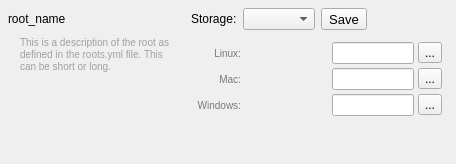
Before: the Qt Designer form resources/storage_map_widget.ui in shotgunsoftware/tk-framework-adminui, drawn with Qt 5.
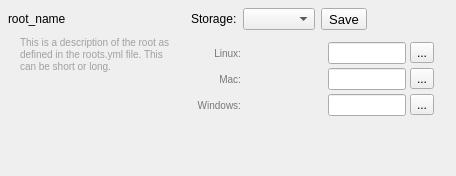
After: the same form once the commit is applied. Icons and pictures are not drawn.

Commit message: #46601 WIP: bug fixes, style tweaks, etc

The edit to the form file:
```diff
--- a/resources/storage_map_widget.ui
+++ b/resources/storage_map_widget.ui
@@ -7,7 +7,7 @@
     <x>0</x>
     <y>0</y>
     <width>456</width>
-    <height>164</height>
+    <height>176</height>
    </rect>
   </property>
   <property name="windowTitle">
@@ -16,7 +16,7 @@
   <property name="autoFillBackground">
    <bool>true</bool>
   </property>
-  <layout class="QGridLayout" name="gridLayout_2" rowstretch="1,0,0,0" columnstretch="2,3">
+  <layout class="QGridLayout" name="gridLayout_2" rowstretch="1,0,0,0,0" columnstretch="2,3">
    <property name="horizontalSpacing">
     <number>12</number>
    </property>
@@ -66,23 +66,6 @@
      </item>
     </layout>
    </item>
-   <item row="2" column="0" colspan="2">
-    <widget class="QLabel" name="storage_info">
-     <property name="styleSheet">
-      <string notr="true">font-size: 10px;
-color: rgb(252, 98, 70);</string>
-     </property>
-     <property name="text">
-      <string/>
-     </property>
-     <property name="alignment">
-      <set>Qt::AlignRight|Qt::AlignTrailing|Qt::AlignVCenter</set>
-     </property>
-     <property name="wordWrap">
-      <bool>true</bool>
-     </property>
-    </widget>
-   </item>
    <item row="0" column="1">
     <layout class="QHBoxLayout" name="storage_layout" stretch="1,1,1,100">
      <property name="spacing">
@@ -148,27 +131,13 @@
      </property>
      <item>
       <widget class="QFrame" name="path_frame">
-       <layout class="QGridLayout" name="gridLayout_3">
+       <layout class="QGridLayout" name="gridLayout_3" columnstretch="1,100,1,0,0">
         <property name="margin">
          <number>6</number>
         </property>
         <property name="spacing">
          <number>4</number>
         </property>
-        <item row="2" column="2">
-         <widget class="QToolButton" name="windows_path_browse">
-          <property name="focusPolicy">
-           <enum>Qt::NoFocus</enum>
-          </property>
-          <property name="text">
-           <string>...</string>
-          </property>
-          <property name="icon">
-           <iconset resource="resources.qrc">
-            <normaloff>:/tk-framework-adminui/setup_project/file_browse.png</normaloff>:/tk-framework-adminui/setup_project/file_browse.png</iconset>
-          </property>
-         </widget>
-        </item>
         <item row="2" column="0">
          <widget class="QLabel" name="windows_path_lbl">
           <property name="styleSheet">
@@ -190,10 +159,8 @@
           </property>
           <item>
            <widget class="QLabel" name="windows_path">
-            <property name="styleSheet">
-             <string notr="true">font-size: 10px;
-font: italic 10pt &quot;Courier&quot;;
-color: rgb(160, 160, 160);</string>
+            <property name="toolTip">
+             <string>&lt;p&gt;This path is saved in Shotgun. To edit, visit Site Preferences &gt; File Management.&lt;/p&gt;</string>
             </property>
             <property name="text">
              <string/>
@@ -204,7 +171,11 @@
            </widget>
           </item>
           <item>
-           <widget class="QLineEdit" name="windows_path_edit"/>
+           <widget class="QLineEdit" name="windows_path_edit">
+            <property name="toolTip">
+             <string>&lt;p&gt;Edit the storage path for this operating system.&lt;/p&gt;</string>
+            </property>
+           </widget>
           </item>
          </layout>
         </item>
@@ -215,10 +186,8 @@
           </property>
           <item>
            <widget class="QLabel" name="linux_path">
-            <property name="styleSheet">
-             <string notr="true">font-size: 10px;
-font: italic 10pt &quot;Courier&quot;;
-color: rgb(160, 160, 160);</string>
+            <property name="toolTip">
+             <string>&lt;p&gt;This path is saved in Shotgun. To edit, visit Site Preferences &gt; File Management.&lt;/p&gt;</string>
             </property>
             <property name="text">
              <string/>
@@ -229,24 +198,14 @@
            </widget>
           </item>
           <item>
-           <widget class="QLineEdit" name="linux_path_edit"/>
+           <widget class="QLineEdit" name="linux_path_edit">
+            <property name="toolTip">
+             <string>&lt;p&gt;Edit the storage path for this operating system.&lt;/p&gt;</string>
+            </property>
+           </widget>
           </item>
          </layout>
         </item>
-        <item row="1" column="2">
-         <widget class="QToolButton" name="mac_path_browse">
-          <property name="focusPolicy">
-           <enum>Qt::NoFocus</enum>
-          </property>
-          <property name="text">
-           <string>...</string>
-          </property>
-          <property name="icon">
-           <iconset resource="resources.qrc">
-            <normaloff>:/tk-framework-adminui/setup_project/file_browse.png</normaloff>:/tk-framework-adminui/setup_project/file_browse.png</iconset>
-          </property>
-         </widget>
-        </item>
         <item row="0" column="0">
          <widget class="QLabel" name="linux_path_lbl">
           <property name="styleSheet">
@@ -261,45 +220,6 @@
           </property>
          </widget>
         </item>
-        <item row="0" column="2">
-         <widget class="QToolButton" name="linux_path_browse">
-          <property name="focusPolicy">
-           <enum>Qt::NoFocus</enum>
-          </property>
-          <property name="text">
-           <string>...</string>
-          </property>
-          <property name="icon">
-           <iconset resource="resources.qrc">
-            <normaloff>:/tk-framework-adminui/setup_project/file_browse.png</normaloff>:/tk-framework-adminui/setup_project/file_browse.png</iconset>
-          </property>
-         </widget>
-        </item>
-        <item row="1" column="1">
-         <layout class="QHBoxLayout" name="mac_path_layout" stretch="1,1">
-          <property name="spacing">
-           <number>4</number>
-          </property>
-          <item>
-           <widget class="QLabel" name="mac_path">
-            <property name="styleSheet">
-             <string notr="true">font-size: 10px;
-font: italic 10pt &quot;Courier&quot;;
-color: rgb(160, 160, 160);</string>
-            </property>
-            <property name="text">
-             <string/>
-            </property>
-            <property name="textInteractionFlags">
-             <set>Qt::TextSelectableByMouse</set>
-            </property>
-           </widget>
-          </item>
-          <item>
-           <widget class="QLineEdit" name="mac_path_edit"/>
-          </item>
-         </layout>
-        </item>
         <item row="1" column="0">
          <widget class="QLabel" name="mac_path_lbl">
           <property name="styleSheet">
@@ -314,6 +234,267 @@
           </property>
          </widget>
         </item>
+        <item row="1" column="1">
+         <layout class="QHBoxLayout" name="mac_path_layout" stretch="1,1">
+          <property name="spacing">
+           <number>4</number>
+          </property>
+          <item>
+           <widget class="QLabel" name="mac_path">
+            <property name="toolTip">
+             <string>&lt;p&gt;This path is saved in Shotgun. To edit, visit Site Preferences &gt; File Management.&lt;/p&gt;</string>
+            </property>
+            <property name="text">
+             <string/>
+            </property>
+            <property name="textInteractionFlags">
+             <set>Qt::TextSelectableByMouse</set>
+            </property>
+           </widget>
+          </item>
+          <item>
+           <widget class="QLineEdit" name="mac_path_edit">
+            <property name="toolTip">
+             <string>&lt;p&gt;Edit the storage path for this operating system.&lt;/p&gt;</string>
+            </property>
+           </widget>
+          </item>
+         </layout>
+        </item>
+        <item row="0" column="2">
+         <layout class="QHBoxLayout" name="horizontalLayout_3">
+          <property name="spacing">
+           <number>0</number>
+          </property>
+          <item>
+           <spacer name="horizontalSpacer_5">
+            <property name="orientation">
+             <enum>Qt::Horizontal</enum>
+            </property>
+            <property name="sizeHint" stdset="0">
+             <size>
+              <width>0</width>
+              <height>20</height>
+             </size>
+            </property>
+           </spacer>
+          </item>
+          <item>
+           <widget class="QToolButton" name="linux_path_browse">
+            <property name="focusPolicy">
+             <enum>Qt::NoFocus</enum>
+            </property>
+            <property name="toolTip">
+             <string>&lt;p&gt;Browse a path on the current operating system.&lt;/p&gt;</string>
+            </property>
+            <property name="text">
+             <string>...</string>
+            </property>
+            <property name="icon">
+             <iconset resource="resources.qrc">
+              <normaloff>:/tk-framework-adminui/setup_project/file_browse.png</normaloff>:/tk-framework-adminui/setup_project/file_browse.png</iconset>
+            </property>
+           </widget>
+          </item>
+          <item>
+           <widget class="QLabel" name="linux_lock">
+            <property name="minimumSize">
+             <size>
+              <width>8</width>
+              <height>11</height>
+             </size>
+            </property>
+            <property name="maximumSize">
+             <size>
+              <width>8</width>
+              <height>11</height>
+             </size>
+            </property>
+            <property name="toolTip">
+             <string>&lt;p&gt;This path is locked since it has been saved to Shotgun. Visit Site Preferences &gt; File Management to modify this path.&lt;/p&gt;</string>
+            </property>
+            <property name="text">
+             <string/>
+            </property>
+            <property name="pixmap">
+             <pixmap resource="resources.qrc">:/tk-framework-adminui/setup_project/icon_lock.png</pixmap>
+            </property>
+            <property name="scaledContents">
+             <bool>true</bool>
+            </property>
+           </widget>
+          </item>
+          <item>
+           <spacer name="horizontalSpacer_8">
+            <property name="orientation">
+             <enum>Qt::Horizontal</enum>
+            </property>
+            <property name="sizeHint" stdset="0">
+             <size>
+              <width>0</width>
+              <height>20</height>
+             </size>
+            </property>
+           </spacer>
+          </item>
+         </layout>
+        </item>
+        <item row="1" column="2">
+         <layout class="QHBoxLayout" name="horizontalLayout_4">
+          <property name="spacing">
+           <number>0</number>
+          </property>
+          <item>
+           <spacer name="horizontalSpacer_6">
+            <property name="orientation">
+             <enum>Qt::Horizontal</enum>
+            </property>
+            <property name="sizeHint" stdset="0">
+             <size>
+              <width>0</width>
+              <height>20</height>
+             </size>
+            </property>
+           </spacer>
+          </item>
+          <item>
+           <widget class="QToolButton" name="mac_path_browse">
+            <property name="focusPolicy">
+             <enum>Qt::NoFocus</enum>
+            </property>
+            <property name="toolTip">
+             <string>&lt;p&gt;Browse a path on the current operating system.&lt;/p&gt;</string>
+            </property>
+            <property name="text">
+             <string>...</string>
+            </property>
+            <property name="icon">
+             <iconset resource="resources.qrc">
+              <normaloff>:/tk-framework-adminui/setup_project/file_browse.png</normaloff>:/tk-framework-adminui/setup_project/file_browse.png</iconset>
+            </property>
+           </widget>
+          </item>
+          <item>
+           <widget class="QLabel" name="mac_lock">
+            <property name="minimumSize">
+             <size>
+              <width>8</width>
+              <height>11</height>
+             </size>
+            </property>
+            <property name="maximumSize">
+             <size>
+              <width>8</width>
+              <height>11</height>
+             </size>
+            </property>
+            <property name="toolTip">
+             <string>&lt;p&gt;This path is locked since it has been saved to Shotgun. Visit Site Preferences &gt; File Management to modify this path.&lt;/p&gt;</string>
+            </property>
+            <property name="text">
+             <string/>
+            </property>
+            <property name="pixmap">
+             <pixmap resource="resources.qrc">:/tk-framework-adminui/setup_project/icon_lock.png</pixmap>
+            </property>
+            <property name="scaledContents">
+             <bool>true</bool>
+            </property>
+           </widget>
+          </item>
+          <item>
+           <spacer name="horizontalSpacer_9">
+            <property name="orientation">
+             <enum>Qt::Horizontal</enum>
+            </property>
+            <property name="sizeHint" stdset="0">
+             <size>
+              <width>0</width>
+              <height>20</height>
+             </size>
+            </property>
+           </spacer>
+          </item>
+         </layout>
+        </item>
+        <item row="2" column="2">
+         <layout class="QHBoxLayout" name="horizontalLayout_5">
+          <property name="spacing">
+           <number>0</number>
+          </property>
+          <item>
+           <spacer name="horizontalSpacer_7">
+            <property name="orientation">
+             <enum>Qt::Horizontal</enum>
+            </property>
+            <property name="sizeHint" stdset="0">
+             <size>
+              <width>0</width>
+              <height>20</height>
+             </size>
+            </property>
+           </spacer>
+          </item>
+          <item>
+           <widget class="QToolButton" name="windows_path_browse">
+            <property name="focusPolicy">
+             <enum>Qt::NoFocus</enum>
+            </property>
+            <property name="toolTip">
+             <string>&lt;p&gt;Browse a path on the current operating system.&lt;/p&gt;</string>
+            </property>
+            <property name="text">
+             <string>...</string>
+            </property>
+            <property name="icon">
+             <iconset resource="resources.qrc">
+              <normaloff>:/tk-framework-adminui/setup_project/file_browse.png</normaloff>:/tk-framework-adminui/setup_project/file_browse.png</iconset>
+            </property>
+           </widget>
+          </item>
+          <item>
+           <widget class="QLabel" name="windows_lock">
+            <property name="minimumSize">
+             <size>
+              <width>8</width>
+              <height>11</height>
+             </size>
+            </property>
+            <property name="maximumSize">
+             <size>
+              <width>8</width>
+              <height>11</height>
+             </size>
+            </property>
+            <property name="toolTip">
+             <string>&lt;p&gt;This path is locked since it has been saved to Shotgun. Visit Site Preferences &gt; File Management to modify this path.&lt;/p&gt;</string>
+            </property>
+            <property name="text">
+             <string/>
+            </property>
+            <property name="pixmap">
+             <pixmap resource="resources.qrc">:/tk-framework-adminui/setup_project/icon_lock.png</pixmap>
+            </property>
+            <property name="scaledContents">
+             <bool>true</bool>
+            </property>
+           </widget>
+          </item>
+          <item>
+           <spacer name="horizontalSpacer_10">
+            <property name="orientation">
+             <enum>Qt::Horizontal</enum>
+            </property>
+            <property name="sizeHint" stdset="0">
+             <size>
+              <width>0</width>
+              <height>20</height>
+             </size>
+            </property>
+           </spacer>
+          </item>
+         </layout>
+        </item>
        </layout>
       </widget>
      </item>
@@ -346,6 +527,51 @@
      </item>
     </layout>
    </item>
+   <item row="2" column="0" colspan="2">
+    <layout class="QHBoxLayout" name="horizontalLayout_2" stretch="1,1,10">
+     <item>
+      <widget class="QLabel" name="count_lbl">
+       <property name="styleSheet">
+        <string notr="true">font-size: 10px;
+color: rgb(120, 120, 120);</string>
+       </property>
+       <property name="text">
+        <string/>
+       </property>
+      </widget>
+     </item>
+     <item>
+      <spacer name="horizontalSpacer_3">
+       <property name="orientation">
+        <enum>Qt::Horizontal</enum>
+       </property>
+       <property name="sizeHint" stdset="0">
+        <size>
+         <width>40</width>
+         <height>20</height>
+        </size>
+       </property>
+      </spacer>
+     </item>
+     <item>
+      <widget class="QLabel" name="storage_info">
+       <property name="styleSheet">
+        <string notr="true">font-size: 10px;
+color: rgb(252, 98, 70);</string>
+       </property>
+       <property name="text">
+        <string/>
+       </property>
+       <property name="alignment">
+        <set>Qt::AlignRight|Qt::AlignTrailing|Qt::AlignVCenter</set>
+       </property>
+       <property name="wordWrap">
+        <bool>true</bool>
+       </property>
+      </widget>
+     </item>
+    </layout>
+   </item>
   </layout>
  </widget>
  <resources>
```
Left out of the diff: 21 changed lines with no effect on the pictures. The commit also changes 20 other files.
